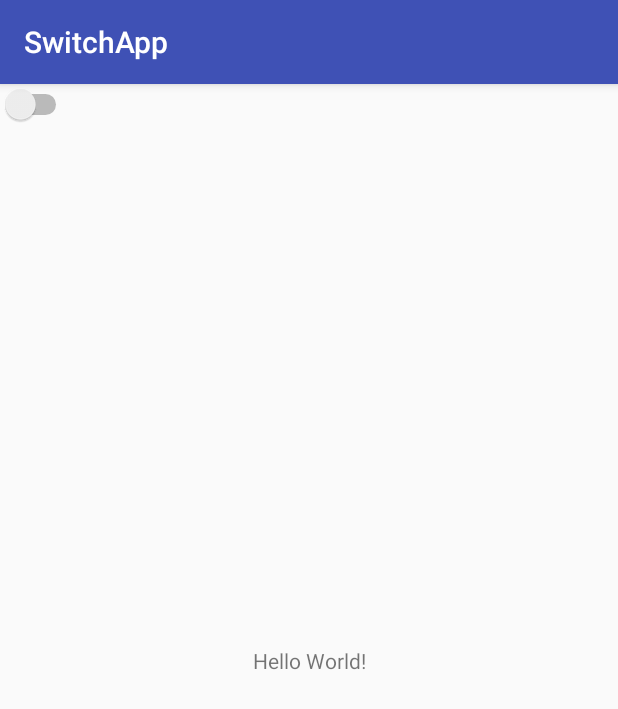
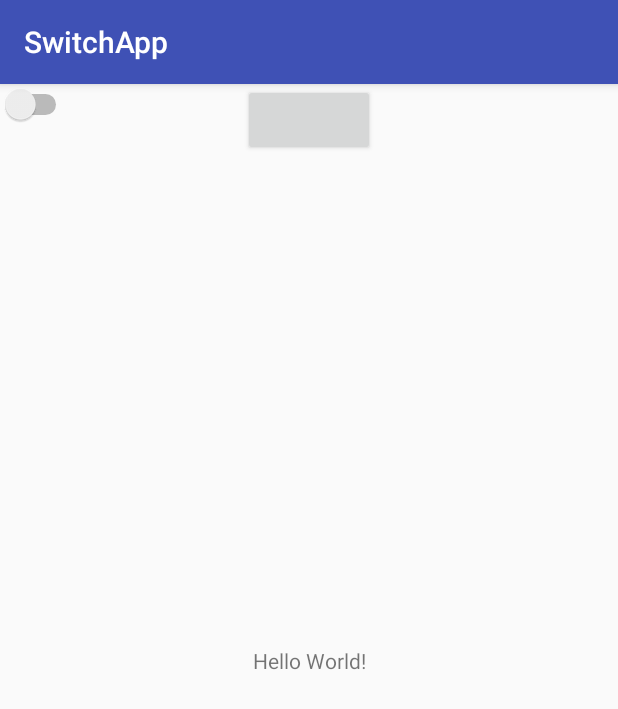
Before and after one commit to weifxn/BLE-Switch-App, an Android app: the screen it shows after launch (MainActivity), on a phone screen of 412 x 824 dp. Shown: the top 709 px of the screen. Run offline under Robolectric (Android 15) with nearby library versions, the phone set to English and light mode, and no system bars.

```diff
--- a/app/src/main/AndroidManifest.xml
+++ b/app/src/main/AndroidManifest.xml
@@ -1,6 +1,11 @@
 <?xml version="1.0" encoding="utf-8"?>
 <manifest xmlns:android="http://schemas.android.com/apk/res/android"
     package="com.dk.wf.switchapp">
+
+    <uses-permission android:name="android.permission.BLUETOOTH" />
+    <uses-permission android:name="android.permission.BLUETOOTH_ADMIN"/>
+    <uses-permission android:name="android.permission.ACCESS_COARSE_LOCATION" />
+    <uses-permission android:name="android.permission.BLUETOOTH_PRIVILEGED" />
 
     <application
         android:allowBackup="true"
--- a/app/src/main/java/com/dk/wf/switchapp/MainActivity.java
+++ b/app/src/main/java/com/dk/wf/switchapp/MainActivity.java
@@ -1,18 +1,28 @@
 package com.dk.wf.switchapp;
 
+import android.bluetooth.BluetoothAdapter;
 import android.support.v7.app.AppCompatActivity;
 import android.os.Bundle;
+import android.widget.Button;
 import android.widget.CompoundButton;
 import android.widget.Switch;
 import android.widget.Toast;
 
 public class MainActivity extends AppCompatActivity {
+    private static final String TAG = "MainActivity";
+
+    BluetoothAdapter mBluetoothAdapter;
+
     Switch aSwitch;
 
     @Override
     protected void onCreate(Bundle savedInstanceState) {
         super.onCreate(savedInstanceState);
         setContentView(R.layout.activity_main);
+
+        Button btnONOFF = (Button) findViewById(R.id.btnONOFF);
+
+        mBluetoothAdapter = BluetoothAdapter.getDefaultAdapter();
 
         aSwitch = (Switch) findViewById(R.id.switch1);
 
--- a/app/src/main/res/layout/activity_main.xml
+++ b/app/src/main/res/layout/activity_main.xml
@@ -16,10 +16,23 @@
         app:layout_constraintTop_toTopOf="parent" />
 
     <Switch
+        android:id="@+id/switch1"
         android:layout_width="wrap_content"
         android:layout_height="wrap_content"
         android:layout_centerInParent="true"
-        android:id="@+id/switch1"
-        />
+        tools:layout_editor_absoluteX="172dp"
+        tools:layout_editor_absoluteY="195dp" />
+
+    <Button
+        android:id="@+id/btnONOFF"
+        android:layout_width="wrap_content"
+        android:layout_height="wrap_content"
+        android:layout_alignParentLeft="true"
+        android:layout_alignParentStart="true"
+        android:layout_alignParentTop="true"
+        app:layout_constraintEnd_toEndOf="parent"
+        app:layout_constraintHorizontal_bias="0.5"
+        app:layout_constraintStart_toStartOf="parent"
+        tools:layout_editor_absoluteY="79dp" />
 
 </android.support.constraint.ConstraintLayout>
```
Also changed, not shown: 1 other file.
